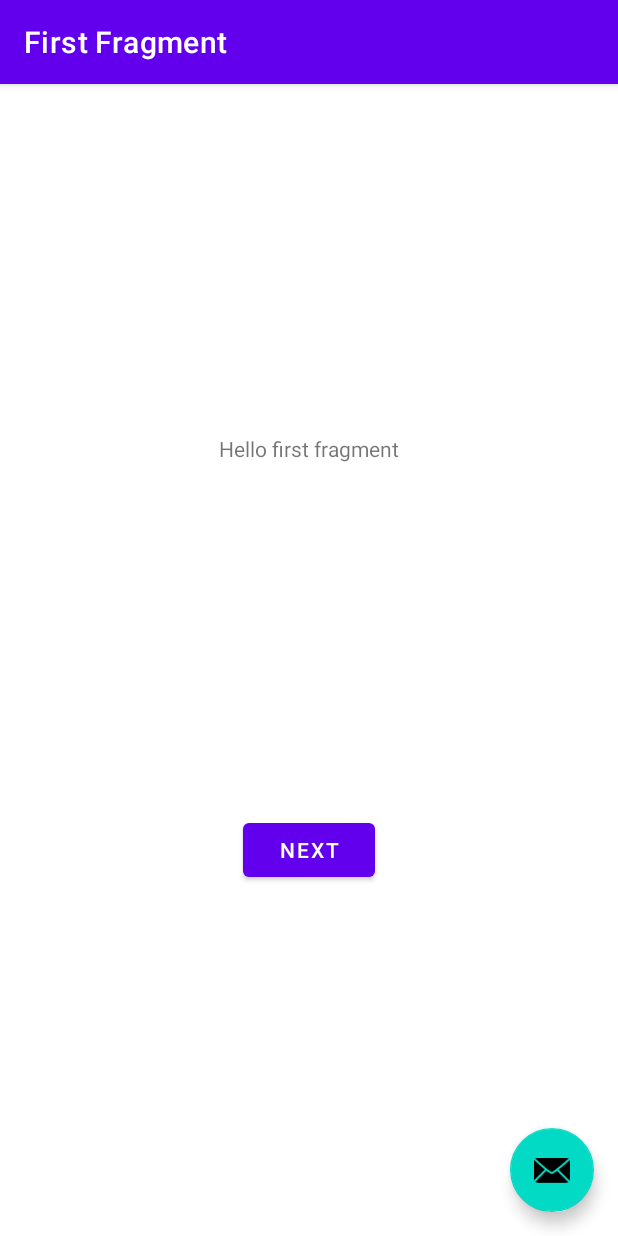
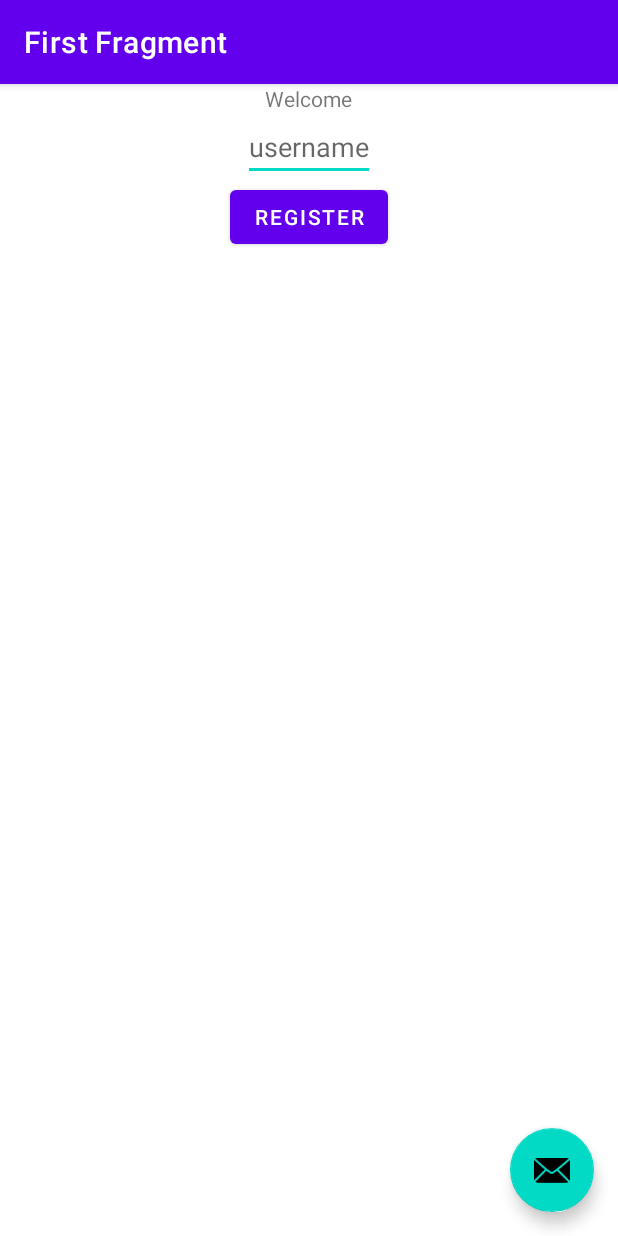
Before and after one commit to CSC207-UofT/course-project-not-a-team, an Android app: the screen it shows after launch (LoginActivity), on a phone screen of 412 x 824 dp. Run offline under Robolectric (Android 15) with nearby library versions, the phone set to English and light mode, and no system bars; our stand-ins replace navigation-ui; 6 statements that could not run were skipped.

Commit message:
finish register

```diff
--- a/app/src/main/java/com/farmgame/Activity/FirstFragment.java
+++ b/app/src/main/java/com/farmgame/Activity/FirstFragment.java
@@ -1,9 +1,15 @@
 package com.farmgame.Activity;
 
+import android.content.ContentValues;
+import android.content.Context;
+import android.database.Cursor;
+import android.database.sqlite.SQLiteDatabase;
 import android.os.Bundle;
 import android.view.LayoutInflater;
 import android.view.View;
 import android.view.ViewGroup;
+import android.widget.EditText;
+import android.widget.Toast;
 
 import androidx.annotation.NonNull;
 import androidx.fragment.app.Fragment;
@@ -11,6 +17,7 @@ import androidx.navigation.fragment.NavHostFragment;
 
 import com.farmgame.R;
 import com.farmgame.databinding.FragmentFirstBinding;
+import com.farmgame.gateway.Initializer;
 
 public class FirstFragment extends Fragment {
 
@@ -30,8 +37,35 @@ public class FirstFragment extends Fragment {
     public void onViewCreated(@NonNull View view, Bundle savedInstanceState) {
         super.onViewCreated(view, savedInstanceState);
 
-        binding.buttonFirst.setOnClickListener(view1 -> NavHostFragment.findNavController(FirstFragment.this)
-                .navigate(R.id.action_FirstFragment_to_SecondFragment));
+        Initializer init = new Initializer(this.getActivity());
+        SQLiteDatabase db = init.getReadableDatabase();
+
+        Cursor cursor = db.query("User", new String[]{"name"}, null, null, null, null, null);
+
+        cursor.close();
+
+        Context that = this.getActivity();
+
+        Boolean hasData = cursor.moveToFirst();
+
+        binding.register.setOnClickListener(new View.OnClickListener() {
+            @Override
+            public void onClick(View v) {
+                if (hasData){
+                    Toast.makeText(that, "成功了！", Toast.LENGTH_SHORT).show();
+                } else {
+                    if (binding.username.getText().toString().length() > 0){
+                        ContentValues contentValues = new ContentValues();
+                        contentValues.put("name", binding.username.getText().toString());
+                        contentValues.put("level", 1);
+                        contentValues.put("exp", 1);
+                        db.insert("User", null, contentValues);
+                    }
+                }
+
+            }
+        });
+
     }
 
     @Override
--- a/app/src/main/java/com/farmgame/Activity/LoginActivity.java
+++ b/app/src/main/java/com/farmgame/Activity/LoginActivity.java
@@ -2,12 +2,10 @@ package com.farmgame.Activity;
 
 import android.os.Bundle;
 
-import com.farmgame.gateway.Initializer;
 import com.google.android.material.snackbar.Snackbar;
 
 import androidx.appcompat.app.AppCompatActivity;
 
-import android.view.View;
 
 import androidx.navigation.NavController;
 import androidx.navigation.Navigation;
@@ -27,8 +25,7 @@ public class LoginActivity extends AppCompatActivity {
     protected void onCreate(Bundle savedInstanceState) {
         super.onCreate(savedInstanceState);
 
-        Initializer init = new Initializer(this.getApplicationContext());
-        init.getReadableDatabase();
+
 
         binding = ActivityLoginBinding.inflate(getLayoutInflater());
         setContentView(binding.getRoot());
--- a/app/src/main/java/com/farmgame/gateway/Initializer.java
+++ b/app/src/main/java/com/farmgame/gateway/Initializer.java
@@ -22,14 +22,10 @@ public class Initializer extends SQLiteOpenHelper {
 
     @Override
     public void onCreate(SQLiteDatabase db) {
-
         db.execSQL(createUser());
         db.execSQL(createPlant());
         db.execSQL(createWarehouse());
         db.execSQL(createLevel());
-
-
-        // plants, warehouse, store
     }
 
     @Override
@@ -40,7 +36,6 @@ public class Initializer extends SQLiteOpenHelper {
     private String createUser(){
         HashMap<String, Integer> map = new HashMap<>();
         map.put("name", TEXT);
-        map.put("pwd", TEXT);
         map.put("level", INT);
         map.put("exp", INT);
         return createTable("User", map);
--- a/app/src/main/res/layout/fragment_first.xml
+++ b/app/src/main/res/layout/fragment_first.xml
@@ -1,28 +1,31 @@
 <?xml version="1.0" encoding="utf-8"?>
-<androidx.constraintlayout.widget.ConstraintLayout xmlns:android="http://schemas.android.com/apk/res/android"
+<androidx.appcompat.widget.LinearLayoutCompat xmlns:android="http://schemas.android.com/apk/res/android"
     xmlns:app="http://schemas.android.com/apk/res-auto"
     xmlns:tools="http://schemas.android.com/tools"
     android:layout_width="match_parent"
     android:layout_height="match_parent"
+    android:orientation="vertical"
     tools:context=".FirstFragment">
 
     <TextView
         android:id="@+id/textview_first"
         android:layout_width="wrap_content"
         android:layout_height="wrap_content"
-        android:text="@string/hello_first_fragment"
-        app:layout_constraintBottom_toTopOf="@id/button_first"
-        app:layout_constraintEnd_toEndOf="parent"
-        app:layout_constraintStart_toStartOf="parent"
-        app:layout_constraintTop_toTopOf="parent" />
+        android:layout_gravity="center"
+        android:text="@string/Welcome" />
+
+    <EditText
+        android:id="@+id/username"
+        android:hint="@string/username"
+        android:layout_width="wrap_content"
+        android:layout_height="wrap_content"
+
+        android:layout_gravity="center"/>
 
     <Button
-        android:id="@+id/button_first"
+        android:id="@+id/register"
         android:layout_width="wrap_content"
         android:layout_height="wrap_content"
-        android:text="@string/next"
-        app:layout_constraintBottom_toBottomOf="parent"
-        app:layout_constraintEnd_toEndOf="parent"
-        app:layout_constraintStart_toStartOf="parent"
-        app:layout_constraintTop_toBottomOf="@id/textview_first" />
-</androidx.constraintlayout.widget.ConstraintLayout>
+        android:layout_gravity="center"
+        android:text="@string/register" />
+</androidx.appcompat.widget.LinearLayoutCompat>
--- a/app/src/main/res/values/strings.xml
+++ b/app/src/main/res/values/strings.xml
@@ -4,9 +4,10 @@
     <!-- Strings used for fragments for navigation -->
     <string name="first_fragment_label">First Fragment</string>
     <string name="second_fragment_label">Second Fragment</string>
-    <string name="next">Next</string>
+    <string name="register">Register</string>
     <string name="previous">Previous</string>
 
-    <string name="hello_first_fragment">Hello first fragment</string>
+    <string name="Welcome">Welcome</string>
+    <string name="username">username</string>
     <string name="hello_second_fragment">Hello second fragment. Arg: %1$s</string>
 </resources>
```
